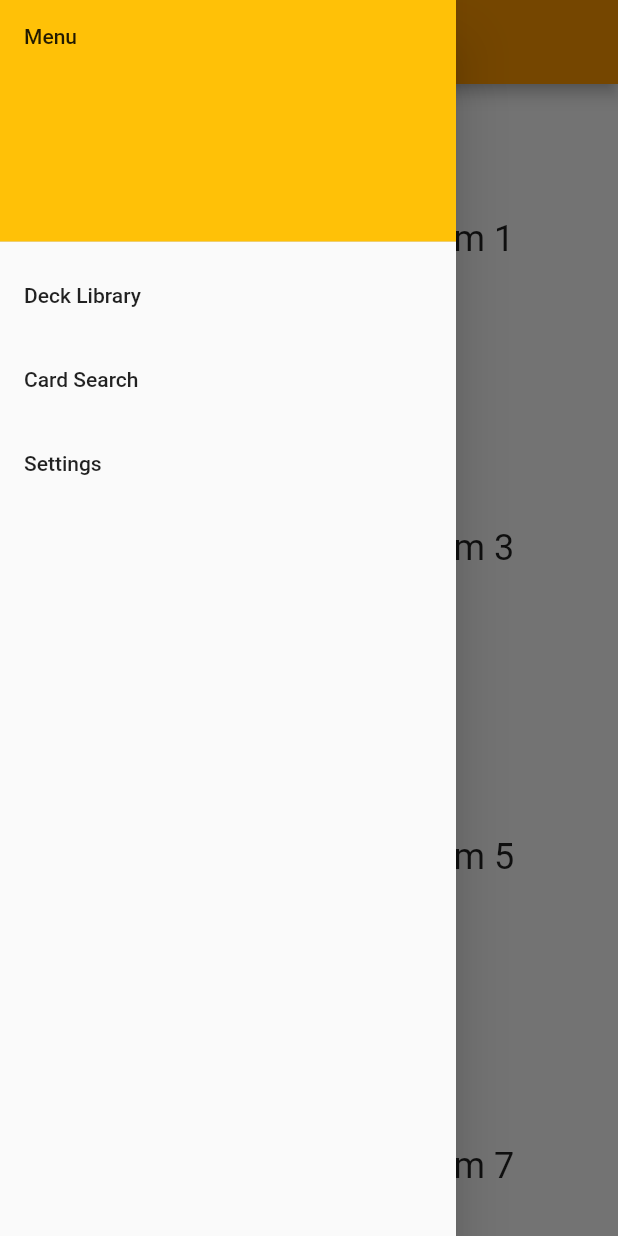
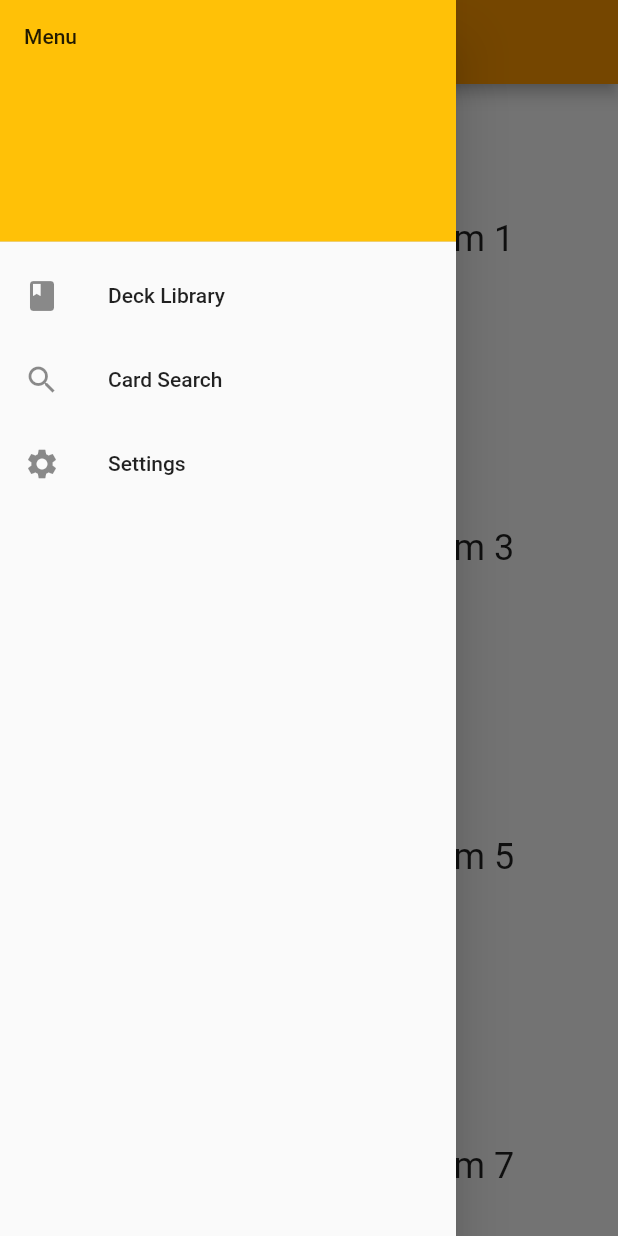
Before and after one commit to Oneleaon/yugioh_deck_sim, a Flutter app: the screen it shows after launch, with the side drawer open, on a phone screen of 412 x 824 dp. Run offline on Flutter 3.47's test engine with Material 2 defaults, Android fonts, the light colour scheme and no system bars.

Commit message:
Added icons before the list items in the drawer

```diff
--- a/lib/pages/home.dart
+++ b/lib/pages/home.dart
@@ -25,6 +25,9 @@ class Home extends StatelessWidget {
           child: Text('Menu'),
         ),
         ListTile(
+          leading: const Icon(
+            Icons.book,
+          ),
           title: const Text('Deck Library'),
           onTap: () {
             // Current
@@ -33,6 +36,9 @@ class Home extends StatelessWidget {
           },
         ),
         ListTile(
+            leading: const Icon(
+              Icons.search,
+            ),
             title: const Text("Card Search"),
             onTap: () {
               // Close Drawer
@@ -41,6 +47,9 @@ class Home extends StatelessWidget {
               Navigator.pushNamed(context, '/cards');
             }),
         ListTile(
+            leading: const Icon(
+              Icons.settings,
+            ),
             title: const Text("Settings"),
             onTap: () {
               // Close Drawer
```
